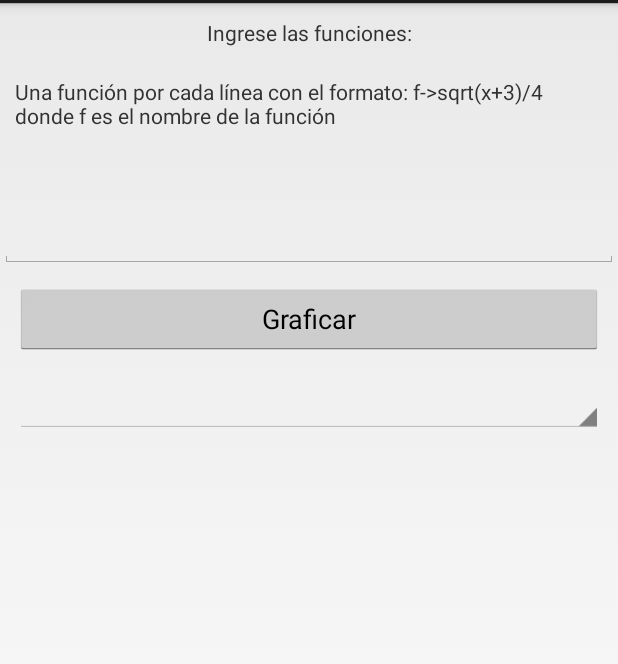
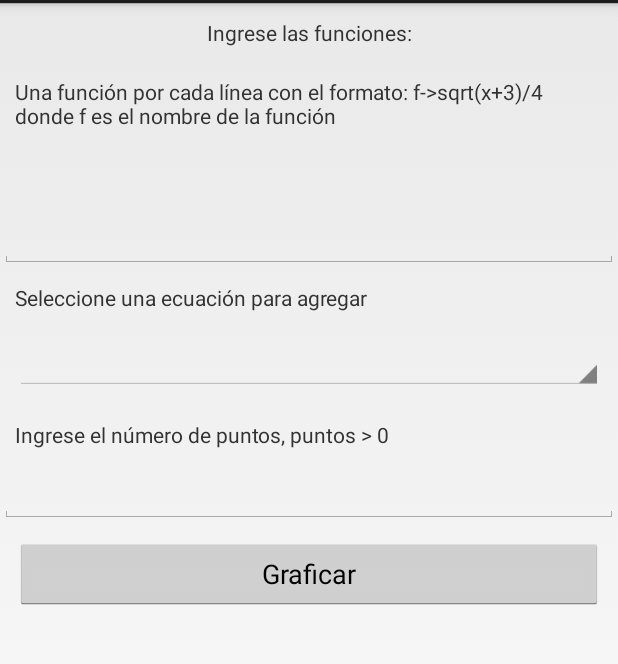
Before and after one commit to slopezv2/Geminis, an Android app: the GraficadorEntradaActividad screen opened directly, with no data from a screen before it, after a tap on "Graficar", on a phone screen of 412 x 824 dp, the part 69-733 px from its top. Run offline under Robolectric (Android 15) with nearby library versions, the phone set to English and light mode, and no system bars.

Commit message:
Graficador limpio y comentado

```diff
--- a/app/src/main/java/eafit/geminis/actividades/utilidades/GraficadorEntradaActividad.java
+++ b/app/src/main/java/eafit/geminis/actividades/utilidades/GraficadorEntradaActividad.java
@@ -6,39 +6,43 @@ import android.view.View;
 import android.widget.AdapterView;
 import android.widget.Button;
 import android.widget.EditText;
-import android.widget.LinearLayout;
 import android.widget.Spinner;
 import android.widget.Toast;
-
-import com.udojava.evalex.Expression;
-
-import java.math.BigDecimal;
-import java.util.ArrayList;
-import java.util.Dictionary;
-
 import eafit.geminis.R;
 import eafit.geminis.actividades.ActividadBase;
 import eafit.geminis.utilidades.ErrorMetodo;
-
 public class GraficadorEntradaActividad extends ActividadBase implements AdapterView.OnItemSelectedListener {
-    private LinearLayout layout;
-    private ArrayList<String> funciones;
     private Spinner sp_historio_funciones;
-
+    private EditText et_entrada_funciones;
+    private EditText et_entrada_puntos;
     @Override
     protected void onCreate(Bundle savedInstanceState) {
-        funciones = new ArrayList<String>();
+        //Para saber que mensaje mostrar de ayuda
         mensajeAyuda = "entrada_graficador";
         super.onCreate(savedInstanceState);
         setContentView(R.layout.actividad_graficador_entrada);
+        //Controles de GUI
+        et_entrada_funciones=(EditText) findViewById(R.id.et_funciones);
+        et_entrada_puntos = (EditText) findViewById(R.id.et_puntos);
         Button bt_graficar = (Button) findViewById(R.id.bt_graficar);
+        sp_historio_funciones = (Spinner) findViewById(R.id.sp_historico_funciones);
+        //Evento del boton para graficar
         bt_graficar.setOnClickListener(new View.OnClickListener() {
             public void onClick(View v) {
-                EditText ET_entrada_funciones =(EditText) findViewById(R.id.et_funciones);
-                String funciones = ET_entrada_funciones.getText().toString();
+                String nroPuntos= et_entrada_puntos.getText().toString();
+                String funciones = et_entrada_funciones.getText().toString();
                 String[] nombres_funciones = new String[0];
                 String[] operaciones_funciones = new String[0];
                 boolean cumpleformato = true;
+                int nroPuntosInt=0;
+                //Revisar si la entrada de Puntos a dibujar es correcta
+                try {
+                    nroPuntosInt = Integer.parseInt(nroPuntos);
+                    if(nroPuntosInt<=0)throw new Exception("");
+                } catch (Exception e) {
+                    cumpleformato = false;
+                    Toast.makeText(contexto, ErrorMetodo.ERROR_ENTRADA_PUNTOS_GRAFICADOR,Toast.LENGTH_SHORT).show();
+                }
                 try{
                     nombres_funciones = obtenerDatos(funciones,0);
                     operaciones_funciones = obtenerDatos(funciones,1);
@@ -50,12 +54,11 @@ public class GraficadorEntradaActividad extends ActividadBase implements Adapter
                     Intent intent = new Intent(GraficadorEntradaActividad.this, GraficadorActividad.class);
                     intent.putExtra("nombre_funciones",nombres_funciones);
                     intent.putExtra("operaciones_funciones",operaciones_funciones);
+                    intent.putExtra("cantidad_puntos",nroPuntosInt);
                     startActivity(intent);
                 }
-
             }
         });
-        sp_historio_funciones = (Spinner) findViewById(R.id.sp_historico_funciones);
     }
     public void onItemSelected(AdapterView<?> parent, View view,
                                int pos, long id) {
@@ -66,9 +69,16 @@ public class GraficadorEntradaActividad extends ActividadBase implements Adapter
 
     public void onNothingSelected(AdapterView<?> parent) {
         // Another interface callback
-        //TODO
+
     }
 
+    /**
+     * Metodo para tomar los datos de la entrada
+     * @param funciones es la entrada como tal
+     * @param posicion si es 0 son los nombres, si es 1 son las funciones
+     * @return arreglo con lo solicitado
+     * @throws Exception en caso de que no se cumpla el formato <identificador>-><funcion>
+     */
     private String[] obtenerDatos(String funciones,int posicion) throws Exception{
         if(funciones.isEmpty())throw new Exception("Funciones está vacío");
         String[] funciones_separadas = funciones.split("\n");
@@ -79,5 +89,4 @@ public class GraficadorEntradaActividad extends ActividadBase implements Adapter
         }
         return resultados;
     }
-
 }
--- a/app/src/main/java/eafit/geminis/utilidades/ErrorMetodo.java
+++ b/app/src/main/java/eafit/geminis/utilidades/ErrorMetodo.java
@@ -10,4 +10,6 @@ public class ErrorMetodo {
     public static String ERROR_DELTA_INCORRECTO="El delta es incorrecto, verificar: delta > 0";
     public static String ERROR_FRACASO_NITERACIONES="Fracasó en las iteraciones especificadas";
     public static String ERROR_FORMATO_METODO="Por favor revise cada función, se ha encontrado un problema";
+    public static String ERROR_ENTRADA_PUNTOS_GRAFICADOR="Por favor revise los puntos, recuerde " +
+            "debe ser un número entero y positivo mayor qur 0";
 }
--- a/app/src/main/java/eafit/geminis/utilidades/EvalExEval.java
+++ b/app/src/main/java/eafit/geminis/utilidades/EvalExEval.java
@@ -11,7 +11,7 @@ import java.math.BigDecimal;
  */
 public class EvalExEval {
 
-    private static Expression expression;
+    private Expression expression;
     /**
      *
      * @param expresion Expresión a evaluar
@@ -19,7 +19,7 @@ public class EvalExEval {
      * @param nuevaExpresion Si se requiere un nuevo objeto
      * @return BigDecimal resultado de la evaluación
      */
-    public static BigDecimal evaluar(String expresion, BigDecimal numero,boolean nuevaExpresion) throws Expression.ExpressionException{
+    public BigDecimal evaluar(String expresion, BigDecimal numero,boolean nuevaExpresion) throws Expression.ExpressionException{
         if(nuevaExpresion|| expresion==null) {
             expression = new Expression(expresion);
         }
--- a/app/src/main/res/layout/actividad_graficador_entrada.xml
+++ b/app/src/main/res/layout/actividad_graficador_entrada.xml
@@ -18,7 +18,7 @@
             android:textAlignment="center"
             android:text="@string/pista_funcion_f"
             android:layout_margin="@dimen/margen_abajo_entrada"
-            />
+            android:labelFor="@+id/et_funciones"/>
         <TextView
             android:layout_width="match_parent"
             android:layout_height="wrap_content"
@@ -32,6 +32,32 @@
             android:minLines="3"
             android:layout_weight="1"
             android:id="@+id/et_funciones"/>
+        <TextView
+            android:layout_width="match_parent"
+            android:layout_height="wrap_content"
+            android:text="@string/sp_entrada"
+            android:layout_margin="@dimen/margen_abajo_entrada"
+            android:labelFor="@+id/sp_historico_funciones"/>
+        <Spinner
+            android:layout_width="match_parent"
+            android:layout_height="wrap_content"
+            android:textAlignment="center"
+            android:id="@+id/sp_historico_funciones"
+            android:layout_margin="@dimen/margen_abajo_entrada"
+            />
+        <TextView
+            android:layout_width="match_parent"
+            android:layout_height="wrap_content"
+            android:text="@string/nro_de_puntos"
+            android:labelFor="@+id/et_puntos"
+            android:layout_margin="@dimen/margen_abajo_entrada"/>
+        <EditText
+            android:layout_width="match_parent"
+            android:layout_height="wrap_content"
+            android:id="@+id/et_puntos"
+            android:inputType="number"
+            />
+
         <Button
             android:layout_height="wrap_content"
             android:layout_width="match_parent"
@@ -40,13 +66,6 @@
             android:text="@string/texto_btgraficar"
             android:layout_weight="1"
             />
-        <Spinner
-            android:layout_width="match_parent"
-            android:layout_height="wrap_content"
-            android:textAlignment="center"
-            android:id="@+id/sp_historico_funciones"
-            android:layout_margin="@dimen/margen_abajo_entrada"/>
-
     </LinearLayout>
 
 </ScrollView>
--- a/app/src/main/res/values/strings.xml
+++ b/app/src/main/res/values/strings.xml
@@ -1,4 +1,5 @@
 <resources>
+    <string name="nro_de_puntos">Ingrese el número de puntos, puntos > 0</string>
     <string name="app_name">Proyecto Geminis</string>
     <string name="greeting_hello">Hola Mundo</string>
     <string name="titulo_una_variable">Ecuaciones de una Variable</string>
@@ -13,6 +14,7 @@
     <string name="detalles">detalles</string>
     <string name="Agregar_ecuacion">Agregar ecuación</string>
     <string name="st_volver">Volver</string>
+    <string name="sp_entrada">Seleccione una ecuación para agregar</string>
     <string-array name="OpcionesMenuInicio">
         <item>Ecuaciones de una variable</item>
         <item>Sistema de ecuaciones</item>
```
Also changed, not shown: app/src/main/java/eafit/geminis/actividades/utilidades/GraficadorActividad.java (+60 -23 lines), app/src/main/java/eafit/geminis/metodos/ecuacionesunavariable/BusquedaIncremental.java (+4 -3 lines).
